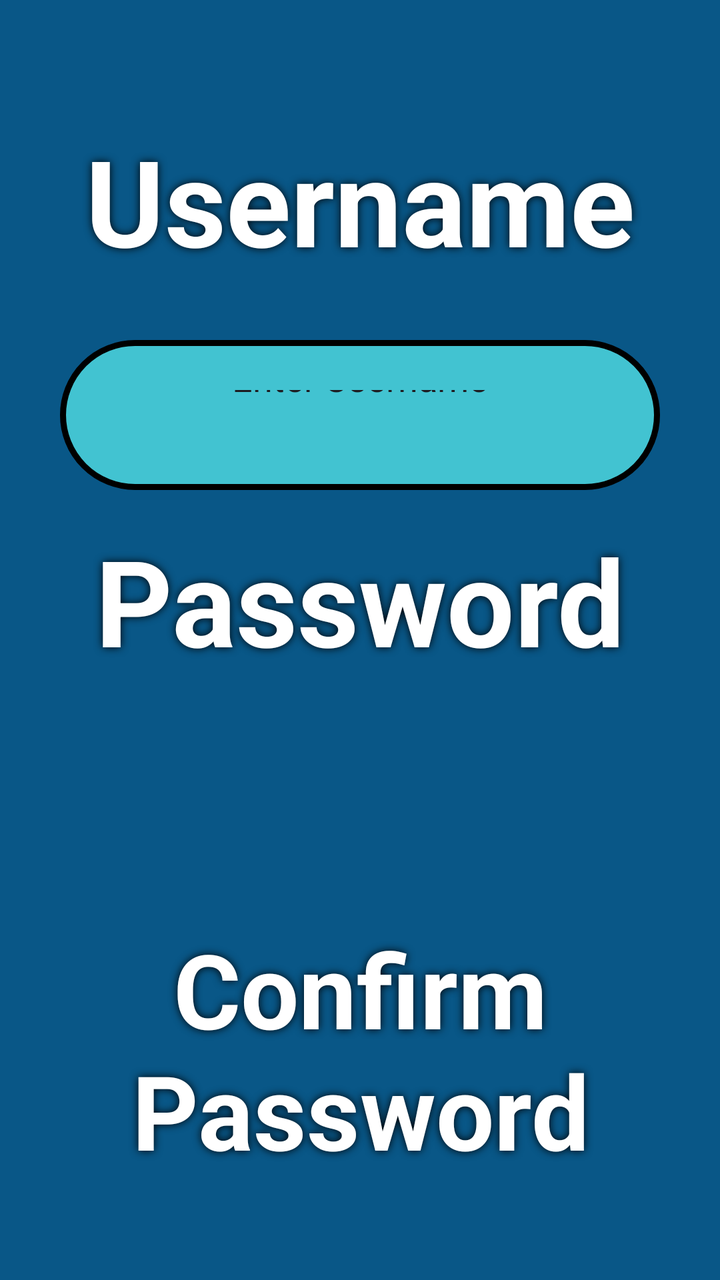
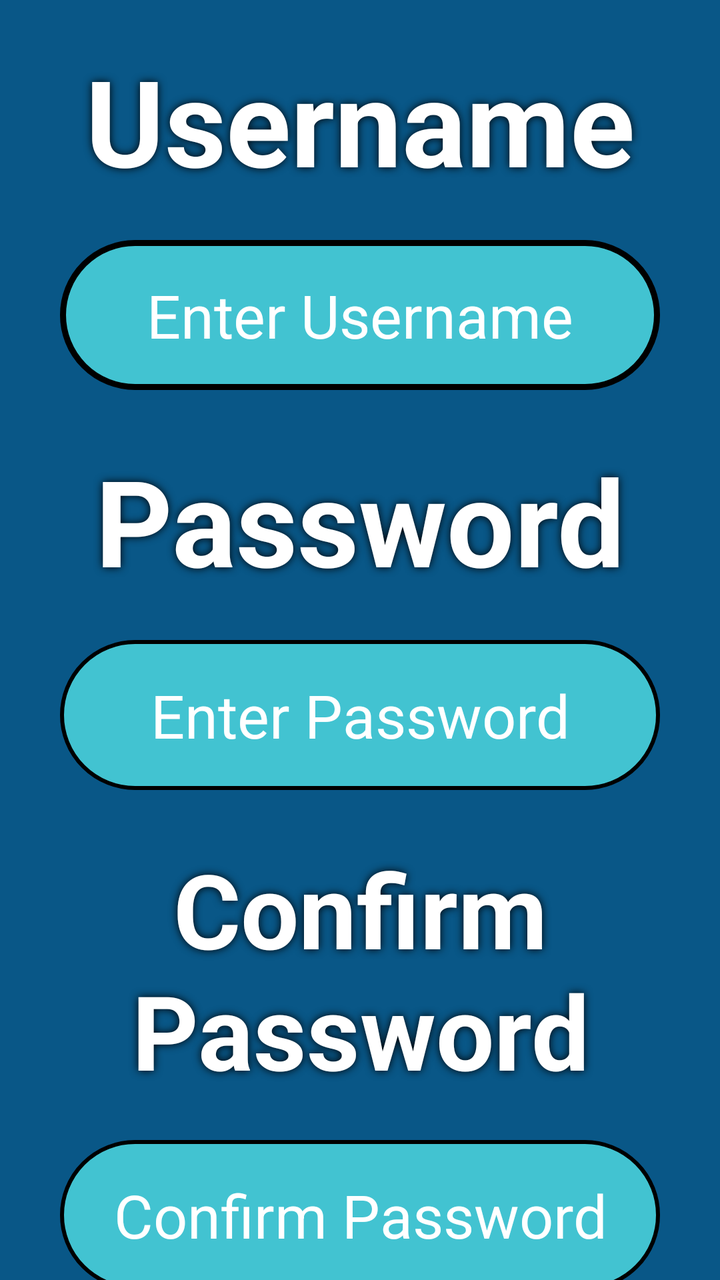

Compare the two renders of this Android layout. The source of the first and the diff that turns it into the second are given below.
<!-- AndroidManifest.xml: application theme Theme.KracKShacKBanking -->
<!-- res/layout/register.xml -->
<?xml version="1.0" encoding="utf-8"?>
<androidx.constraintlayout.widget.ConstraintLayout xmlns:android="http://schemas.android.com/apk/res/android"
    xmlns:app="http://schemas.android.com/apk/res-auto"
    xmlns:tools="http://schemas.android.com/tools"
    android:layout_width="match_parent"
    android:layout_height="match_parent"
    android:background="@color/background">

    <TextView
        android:id="@+id/txtUsername"
        android:layout_width="wrap_content"
        android:layout_height="wrap_content"
        android:layout_marginStart="100dp"
        android:layout_marginTop="50dp"
        android:layout_marginEnd="100dp"
        android:width="300dp"
        android:height="100dp"
        android:autoSizeTextType="uniform"
        android:elevation="4dp"
        android:paddingStart="10dp"
        android:paddingTop="10dp"
        android:paddingEnd="10dp"
        android:paddingBottom="10dp"
        android:shadowColor="@color/black"
        android:shadowDx="0.0"
        android:shadowDy="0.0"
        android:shadowRadius="10.0"
        android:text="@string/Username"
        android:textAlignment="center"
        android:textColor="@color/white"
        android:textStyle="bold"
        app:layout_constraintEnd_toEndOf="parent"
        app:layout_constraintStart_toStartOf="parent"
        app:layout_constraintTop_toTopOf="parent" />

    <EditText
        android:id="@+id/txtUsernameInput"
        android:layout_width="0dp"
        android:layout_height="75dp"
        android:layout_marginTop="20dp"
        android:width="300dp"
        android:height="100dp"
        android:background="@drawable/format_button"
        android:ems="10"
        android:gravity="center"
        android:inputType="text"
        android:text="@string/EnterUsername"
        app:layout_constraintEnd_toEndOf="@+id/txtUsername"
        app:layout_constraintStart_toStartOf="@+id/txtUsername"
        app:layout_constraintTop_toBottomOf="@+id/txtUsername" />

    <TextView
        android:id="@+id/txtPassword"
        android:layout_width="wrap_content"
        android:layout_height="wrap_content"
        android:layout_marginStart="100dp"
        android:layout_marginTop="100dp"

        android:layout_marginEnd="100dp"
        android:width="300dp"
        android:height="100dp"
        android:autoSizeTextType="uniform"
        android:elevation="4dp"
        android:paddingStart="10dp"
        android:paddingTop="10dp"
        android:paddingEnd="10dp"
        android:paddingBottom="10dp"
        android:shadowColor="@color/black"
        android:shadowDx="0.0"
        android:shadowDy="0.0"
        android:shadowRadius="10.0"
        android:text="@string/Password"
        android:textAlignment="center"
        android:textColor="@color/white"
        android:textStyle="bold"
        app:layout_constraintEnd_toEndOf="parent"
        app:layout_constraintStart_toStartOf="parent"
        app:layout_constraintTop_toBottomOf="@+id/txtUsername" />

    <TextView
        android:id="@+id/txtConfirmPassword"
        android:layout_width="wrap_content"
        android:layout_height="wrap_content"
        android:layout_marginStart="100dp"
        android:layout_marginTop="100dp"
        android:layout_marginEnd="100dp"
        android:width="300dp"
        android:height="150dp"
        android:autoSizeTextType="uniform"
        android:elevation="4dp"
        android:paddingStart="10dp"
        android:paddingTop="10dp"
        android:paddingEnd="10dp"
        android:paddingBottom="10dp"
        android:shadowColor="@color/black"
        android:shadowDx="0.0"
        android:shadowDy="0.0"
        android:shadowRadius="10.0"
        android:text="@string/Confirm_Password"
        android:textAlignment="center"
        android:textColor="@color/white"
        android:textStyle="bold"
        app:layout_constraintEnd_toEndOf="parent"
        app:layout_constraintStart_toStartOf="parent"
        app:layout_constraintTop_toBottomOf="@+id/txtPassword" />

</androidx.constraintlayout.widget.ConstraintLayout>
<!-- resources referenced by this layout -->
<resources>
  <color name="background">#095787</color>
  <color name="black">#FF000000</color>
  <color name="white">#FFFFFFFF</color>
  <!-- drawable format_button (drawable) -->
  <?xml version="1.0" encoding="utf-8"?>
  <selector xmlns:android="http://schemas.android.com/apk/res/android">
      <item android:state_enabled="true">
          <shape android:shape="rectangle">
              <solid android:color="@color/blue" />
              <stroke
                  android:width="3dp"
                  android:color="@color/black" />
              <corners android:radius="50dp" />
              <padding
                  android:left="50dp"
                  android:top="50dp"
                  android:right="50dp"
                  android:bottom="50dp" />
          </shape>
      </item>
  </selector>
  <string name="Confirm_Password">Confirm Password</string>
  <string name="EnterUsername">Enter Username</string>
  <string name="Password">Password</string>
  <string name="Username">Username</string>
  <style name="Theme.KracKShacKBanking" parent="Base.Theme.KracKShacKBanking" />
  <color name="blue">#42C3D1</color>
  <style name="Base.Theme.KracKShacKBanking" parent="Theme.Material3.DayNight.NoActionBar">
          
          
      </style>
</resources>

<!-- the commit's change to res/layout/register.xml (unified diff, before → after) -->
@@ -10,9 +10,9 @@
         android:id="@+id/txtUsername"
         android:layout_width="wrap_content"
         android:layout_height="wrap_content"
-        android:layout_marginStart="100dp"
-        android:layout_marginTop="50dp"
-        android:layout_marginEnd="100dp"
+        android:layout_marginStart="50dp"
+        android:layout_marginTop="10dp"
+        android:layout_marginEnd="50dp"
         android:width="300dp"
         android:height="100dp"
         android:autoSizeTextType="uniform"
@@ -35,15 +35,20 @@
 
     <EditText
         android:id="@+id/txtUsernameInput"
-        android:layout_width="0dp"
+        android:layout_width="@+id/txtUsername"
         android:layout_height="75dp"
-        android:layout_marginTop="20dp"
-        android:width="300dp"
-        android:height="100dp"
+        android:layout_marginTop="10dp"
         android:background="@drawable/format_button"
-        android:ems="10"
-        android:gravity="center"
+        android:gravity="center"
+        android:hint="@string/Username_Input_Hint"
         android:inputType="text"
+        android:paddingStart="10dp"
+        android:paddingTop="10dp"
+        android:paddingEnd="10dp"
+        android:paddingBottom="10dp"
+        android:textColor="@color/white"
+        android:textColorHint="@color/white"
+        android:textSize="30sp"
         android:text="@string/EnterUsername"
         app:layout_constraintEnd_toEndOf="@+id/txtUsername"
         app:layout_constraintStart_toStartOf="@+id/txtUsername"
@@ -53,10 +58,8 @@
         android:id="@+id/txtPassword"
         android:layout_width="wrap_content"
         android:layout_height="wrap_content"
-        android:layout_marginStart="100dp"
         android:layout_marginTop="100dp"
 
-        android:layout_marginEnd="100dp"
         android:width="300dp"
         android:height="100dp"
         android:autoSizeTextType="uniform"
@@ -73,17 +76,35 @@
         android:textAlignment="center"
         android:textColor="@color/white"
         android:textStyle="bold"
-        app:layout_constraintEnd_toEndOf="parent"
-        app:layout_constraintStart_toStartOf="parent"
+        app:layout_constraintEnd_toEndOf="@+id/txtUsername"
+        app:layout_constraintStart_toStartOf="@+id/txtUsername"
         app:layout_constraintTop_toBottomOf="@+id/txtUsername" />
 
+    <EditText
+        android:id="@+id/txtPasswordInput"
+        android:layout_width="0dp"
+        android:layout_height="75dp"
+        android:layout_marginTop="10dp"
+        android:background="@drawable/format_text_input"
+        android:gravity="center"
+        android:hint="@string/Password_Input_Hint"
+        android:inputType="textPassword"
+        android:paddingStart="10dp"
+        android:paddingTop="10dp"
+        android:paddingEnd="10dp"
+        android:paddingBottom="10dp"
+        android:textColor="@color/white"
+        android:textColorHint="@color/white"
+        android:textSize="30sp"
+        app:layout_constraintEnd_toEndOf="@+id/txtPassword"
+        app:layout_constraintStart_toStartOf="@+id/txtPassword"
+        app:layout_constraintTop_toBottomOf="@+id/txtPassword" />
+
     <TextView
         android:id="@+id/txtConfirmPassword"
         android:layout_width="wrap_content"
         android:layout_height="wrap_content"
-        android:layout_marginStart="100dp"
         android:layout_marginTop="100dp"
-        android:layout_marginEnd="100dp"
         android:width="300dp"
         android:height="150dp"
         android:autoSizeTextType="uniform"
@@ -100,8 +121,92 @@
         android:textAlignment="center"
         android:textColor="@color/white"
         android:textStyle="bold"
-        app:layout_constraintEnd_toEndOf="parent"
-        app:layout_constraintStart_toStartOf="parent"
+        app:layout_constraintEnd_toEndOf="@+id/txtPassword"
+        app:layout_constraintStart_toStartOf="@+id/txtPassword"
         app:layout_constraintTop_toBottomOf="@+id/txtPassword" />
 
+    <EditText
+        android:id="@+id/txtConfirmPasswordInput"
+        android:layout_width="0dp"
+        android:layout_height="75dp"
+        android:layout_marginTop="10dp"
+        android:background="@drawable/format_text_input"
+        android:gravity="center"
+        android:hint="@string/Confirm_Password_Input_Hint"
+        android:inputType="textPassword"
+        android:paddingStart="10dp"
+        android:paddingTop="10dp"
+        android:paddingEnd="10dp"
+        android:paddingBottom="10dp"
+        android:textColor="@color/white"
+        android:textColorHint="@color/white"
+        android:textSize="30sp"
+        app:layout_constraintEnd_toEndOf="@+id/txtConfirmPassword"
+        app:layout_constraintStart_toStartOf="@+id/txtConfirmPassword"
+        app:layout_constraintTop_toBottomOf="@+id/txtConfirmPassword" />
+
+    <Button
+        android:id="@+id/btnCancel"
+        android:layout_width="wrap_content"
+        android:layout_height="wrap_content"
+        android:layout_marginTop="10dp"
+        android:backgroundTint="@color/red"
+        app:layout_constraintStart_toStartOf="@+id/txtConfirmPasswordInput"
+        app:layout_constraintTop_toBottomOf="@+id/txtConfirmPasswordInput" />
+
+    <TextView
+        android:id="@+id/btnCancelText"
+        android:layout_width="@+id/btnCancel"
+        android:layout_height="@+id/btnCancel"
+        android:autoSizeTextType="uniform"
+        android:background="@drawable/format_button_text"
+        android:elevation="5dp"
+        android:gravity="center"
+        android:paddingStart="10dp"
+        android:paddingTop="10dp"
+        android:paddingEnd="10dp"
+        android:paddingBottom="10dp"
+        android:shadowColor="@color/black"
+        android:shadowDx="0.0"
+        android:shadowDy="0.0"
+        android:shadowRadius="10.0"
+        android:text="@string/btnCancel"
+        android:textColor="@color/white"
+        app:layout_constraintBottom_toBottomOf="@id/btnCancel"
+        app:layout_constraintEnd_toEndOf="@id/btnCancel"
+        app:layout_constraintStart_toStartOf="@id/btnCancel"
+        app:layout_constraintTop_toTopOf="@id/btnCancel" />
+
+    <Button
+        android:id="@+id/btnEnter"
+        android:layout_width="wrap_content"
+        android:layout_height="wrap_content"
+        android:layout_marginTop="10dp"
+        android:backgroundTint="@color/green"
+        app:layout_constraintEnd_toEndOf="@+id/txtConfirmPasswordInput"
+        app:layout_constraintTop_toBottomOf="@+id/txtConfirmPasswordInput" />
+
+    <TextView
+        android:id="@+id/btnEnterText"
+        android:layout_width="@+id/btnEnter"
+        android:layout_height="@+id/btnEnter"
+        android:autoSizeTextType="uniform"
+        android:background="@drawable/format_button_text"
+        android:elevation="5dp"
+        android:gravity="center"
+        android:paddingStart="10dp"
+        android:paddingTop="10dp"
+        android:paddingEnd="10dp"
+        android:paddingBottom="10dp"
+        android:shadowColor="@color/black"
+        android:shadowDx="0.0"
+        android:shadowDy="0.0"
+        android:shadowRadius="10.0"
+        android:text="@string/btnEnter"
+        android:textColor="@color/white"
+        app:layout_constraintBottom_toBottomOf="@id/btnEnter"
+        app:layout_constraintEnd_toEndOf="@id/btnEnter"
+        app:layout_constraintStart_toStartOf="@id/btnEnter"
+        app:layout_constraintTop_toTopOf="@id/btnEnter" />
+
 </androidx.constraintlayout.widget.ConstraintLayout>
<!-- resource entries referenced after the edit -->
@@ -2,6 +2,8 @@
 <resources>
   <color name="background">#095787</color>
   <color name="black">#FF000000</color>
+  <color name="green">#00FF00</color>
+  <color name="red">#DD0000</color>
   <color name="white">#FFFFFFFF</color>
   <!-- drawable format_button (drawable) -->
   <?xml version="1.0" encoding="utf-8"?>
@@ -21,12 +23,47 @@
           </shape>
       </item>
   </selector>
+  <!-- drawable format_button_text (drawable) -->
+  <?xml version="1.0" encoding="utf-8"?>
+  <layer-list xmlns:android="http://schemas.android.com/apk/res/android">
+      <item
+          android:bottom="4dp"
+          android:left="4dp"
+          android:right="4dp"
+          android:top="4dp">
+          <shape android:shape="rectangle">
+              <solid android:color="@color/transparent" />
+              <corners android:radius="30dp" />
+              <padding
+                  android:bottom="50dp"
+                  android:left="50dp"
+                  android:right="50dp"
+                  android:top="50dp" />
+          </shape>
+      </item>
+  </layer-list>
+  <!-- drawable format_text_input (drawable) -->
+  <?xml version="1.0" encoding="utf-8"?>
+  <shape xmlns:android="http://schemas.android.com/apk/res/android"
+      android:shape="rectangle">
+      <solid android:color="@color/blue" />
+      <stroke
+          android:width="2dp"
+          android:color="@color/black" />
+      <corners android:radius="50dp" />
+  </shape>
   <string name="Confirm_Password">Confirm Password</string>
+  <string name="Confirm_Password_Input_Hint">Confirm Password</string>
   <string name="EnterUsername">Enter Username</string>
   <string name="Password">Password</string>
+  <string name="Password_Input_Hint">Enter Password</string>
   <string name="Username">Username</string>
+  <string name="Username_Input_Hint">Enter Username</string>
+  <string name="btnCancel">Cancel</string>
+  <string name="btnEnter">Enter</string>
   <style name="Theme.KracKShacKBanking" parent="Base.Theme.KracKShacKBanking" />
   <color name="blue">#42C3D1</color>
+  <color name="transparent">#00000000</color>
   <style name="Base.Theme.KracKShacKBanking" parent="Theme.Material3.DayNight.NoActionBar">
           
           
